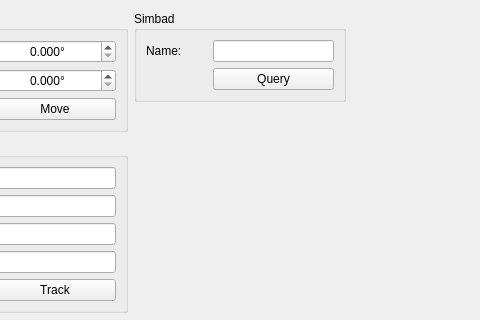
First picture: the form in pyobs_gui/qt/widgettelescope.ui, repository pyobs/pyobs-gui, before the edit; both pictures show x 315 to 795 and y 0 to 320 of the 891 by 651 pixel window.
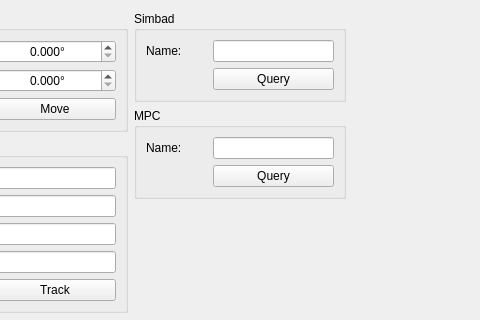
Second picture: the form after the edit.

Commit message: added MPC query

```diff
--- a/pyobs_gui/qt/widgettelescope.ui
+++ b/pyobs_gui/qt/widgettelescope.ui
@@ -331,6 +331,32 @@
        </layout>
       </widget>
      </item>
+     <item>
+      <widget class="QGroupBox" name="groupBox_2">
+       <property name="title">
+        <string>MPC</string>
+       </property>
+       <layout class="QGridLayout" name="gridLayout_6" rowstretch="0,0" columnstretch="1,2">
+        <item row="0" column="0">
+         <widget class="QLabel" name="label_12">
+          <property name="text">
+           <string>Name:</string>
+          </property>
+         </widget>
+        </item>
+        <item row="0" column="1">
+         <widget class="QLineEdit" name="textMpcName"/>
+        </item>
+        <item row="1" column="1">
+         <widget class="QPushButton" name="buttonMpcQuery">
+          <property name="text">
+           <string>Query</string>
+          </property>
+         </widget>
+        </item>
+       </layout>
+      </widget>
+     </item>
      <item>
       <spacer name="verticalSpacer_3">
        <property name="orientation">
```
The commit also changes 2 other files.
